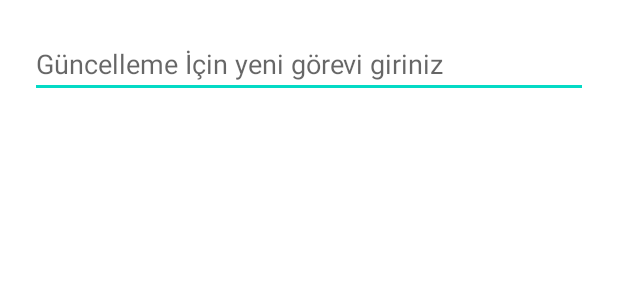
After one commit to hamitmizrak/Offline_Todolist_Android, an Android app: the layout update_dialog_custom_layout.xml on its own in the app's theme, with its tools: preview values and no code run, on a phone screen of 412 x 824 dp. The commit adds this screen. Shown: the top 300 px of the screen. Run offline under Robolectric (Android 15) with nearby library versions, the phone set to English and light mode, and no system bars.

Commit message:
taskmodel, tast_item,update_dialog

```diff
--- /dev/null
+++ b/app/src/main/res/layout/update_dialog_custom_layout.xml
@@ -0,0 +1,15 @@
+<?xml version="1.0" encoding="utf-8"?>
+<LinearLayout xmlns:android="http://schemas.android.com/apk/res/android"
+    android:orientation="vertical"
+    android:layout_width="match_parent"
+    android:layout_height="match_parent"
+    android:padding="20dp"
+    android:id="@+id/update_dialog_id">
+
+    <EditText
+        android:id="@+id/editTextUpdateTask"
+        android:layout_width="match_parent"
+        android:layout_height="wrap_content"
+        android:hint="@string/todo_update_edit_text"
+        android:inputType="text"/>
+</LinearLayout>
--- a/app/src/main/res/values/strings.xml
+++ b/app/src/main/res/values/strings.xml
@@ -6,5 +6,8 @@
     <string name="todolist_redirect">TodoList Git</string>
     <string name="todo_edit">Yapılacak İşler ...</string>
     <string name="todo_add">Ekle</string>
+    <string name="todo_delete">Sil</string>
+    <string name="todo_update">Güncelle</string>
+    <string name="todo_update_edit_text">Güncelleme İçin yeni görevi giriniz</string>
 
 </resources>
```
Also changed, not shown: app/src/main/java/com/hamitmizrak/todolistandroid/TaskModel.java (added, +47 -0 lines), app/src/main/res/layout/task_item_custom_layout.xml (added, +40 -0 lines).
